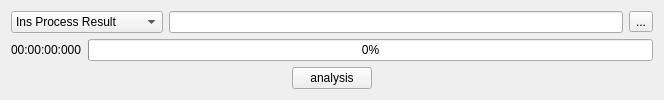
Before: the Qt Designer form OpenRtk_Dirver/CsvAnalysisTools.ui in aceinnazhangchen/OpenRtk_Dirver, drawn with Qt 5.
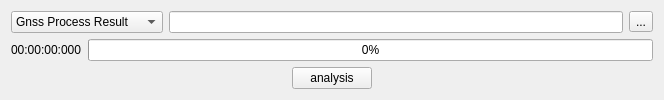
After: the same form once the commit is applied.

The edit to the form file:
```diff
--- a/OpenRtk_Dirver/CsvAnalysisTools.ui
+++ b/OpenRtk_Dirver/CsvAnalysisTools.ui
@@ -20,7 +20,7 @@
       <widget class="QComboBox" name="fileformat_cmb">
        <item>
         <property name="text">
-         <string>Ins Process Result</string>
+         <string>Gnss Process Result</string>
         </property>
        </item>
       </widget>
```
